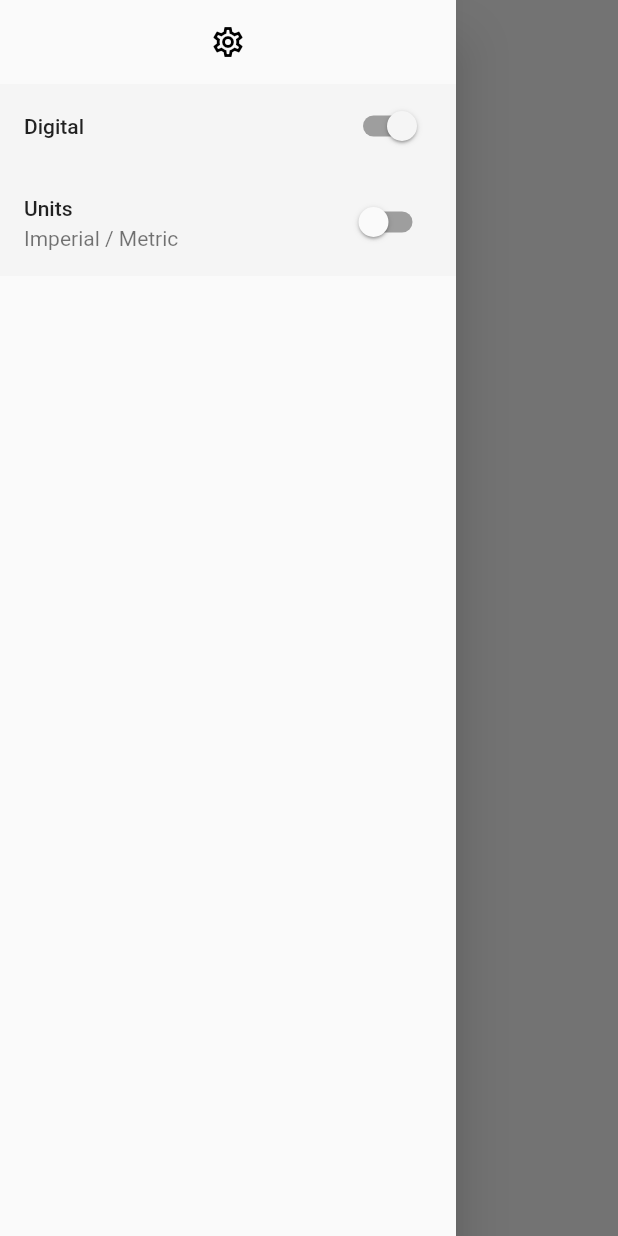
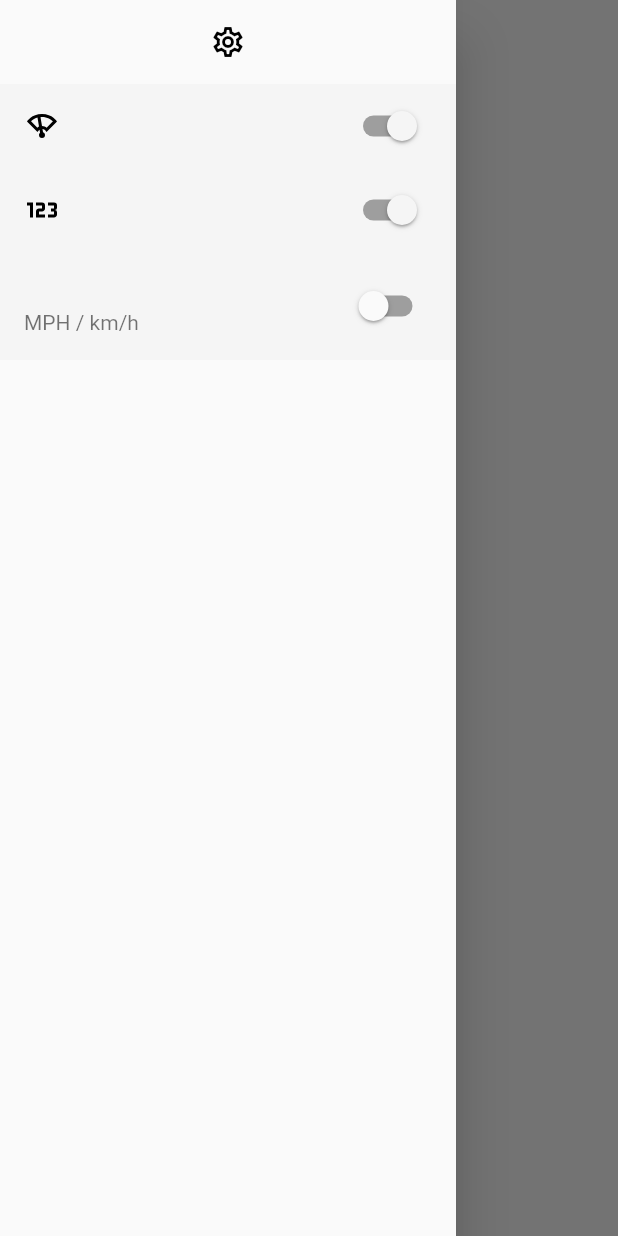
Before and after one commit to BlakeBarrett/SPDO, a Flutter app: the screen it shows after launch, with the side drawer open, on a phone screen of 412 x 824 dp. Run offline on Flutter 3.47's test engine with Material 2 defaults, Android fonts, the phone set to English and light mode, and no system bars; our stand-ins replace flutter_svg, geolocator, shared_preferences.

Commit message:
All three settings work (analog, digital, units)

```diff
--- a/lib/main.dart
+++ b/lib/main.dart
@@ -2,6 +2,7 @@ import 'package:flutter/animation.dart';
 import 'package:flutter/material.dart';
 import 'package:geolocator/geolocator.dart';
 import 'package:shared_preferences/shared_preferences.dart';
+import 'package:flutter_svg/flutter_svg.dart';
 import 'speedreader.dart';
 import 'gauges/digital.dart';
 import 'gauges/analog.dart';
@@ -33,12 +34,13 @@ class SpeedometerScaffold extends StatefulWidget {
 }
 
 class _SpeedometerScaffoldState extends State<SpeedometerScaffold> {
-  String unitsTitle = 'Units';
-  String unitsSubtitle = "Imperial / Metric";
-  String showDigitalTitle = "Digital";
+  final String displayMetric = "km/h";
+  final String displayImperial = "MPH";
+  String unitsSubtitle = "MPH / km/h";
 
   bool unitsMetric = false;
   bool showDigital = true;
+  bool showAnalog = true;
 
   final sliderColor = Color(0xFFF5F5F5);
   final scaffoldKey = GlobalKey<ScaffoldState>();
@@ -55,6 +57,7 @@ class _SpeedometerScaffoldState extends State<SpeedometerScaffold> {
     prefs = await SharedPreferences.getInstance();
     unitsMetric = prefs.getBool('unitsMetric') ?? false;
     showDigital = prefs.getBool('showDigital') ?? true;
+    showAnalog = prefs.getBool('showAnalog') ?? true;
   }
 
   @override
@@ -63,6 +66,7 @@ class _SpeedometerScaffoldState extends State<SpeedometerScaffold> {
       body: SpeedListenerWidget(
         metric: unitsMetric,
         digital: showDigital,
+        analog: showAnalog,
       ),
       drawer: Drawer(
         elevation: 16,
@@ -76,14 +80,26 @@ class _SpeedometerScaffoldState extends State<SpeedometerScaffold> {
               size: 24,
             )),
             SwitchListTile(
+              value: showAnalog,
+              onChanged: (newValue) => setState(() {
+                showAnalog = newValue;
+                prefs.setBool('showAnalog', newValue);
+              }),
+              secondary: SvgPicture.asset('assets/wiper.svg'),
+              tileColor: sliderColor,
+              activeColor: sliderColor,
+              activeTrackColor: Colors.grey,
+              inactiveTrackColor: Colors.grey,
+              dense: false,
+              controlAffinity: ListTileControlAffinity.trailing,
+            ),
+            SwitchListTile(
               value: showDigital,
               onChanged: (newValue) => setState(() {
                 showDigital = newValue;
                 prefs.setBool('showDigital', newValue);
               }),
-              title: Text(
-                showDigitalTitle,
-              ),
+              secondary: SvgPicture.asset('assets/numeric.svg'),
               tileColor: sliderColor,
               activeColor: sliderColor,
               activeTrackColor: Colors.grey,
@@ -97,9 +113,6 @@ class _SpeedometerScaffoldState extends State<SpeedometerScaffold> {
                 unitsMetric = newValue;
                 prefs.setBool('unitsMetric', newValue);
               }),
-              title: Text(
-                unitsTitle,
-              ),
               subtitle: Text(
                 unitsSubtitle,
               ),
@@ -119,11 +132,13 @@ class _SpeedometerScaffoldState extends State<SpeedometerScaffold> {
 
 @immutable
 class SpeedListenerWidget extends StatefulWidget {
-  SpeedListenerWidget({Key? key, this.metric = false, this.digital = true})
+  SpeedListenerWidget(
+      {Key? key, this.metric = false, this.digital = true, this.analog = true})
       : super(key: key);
 
   final bool metric;
   final bool digital;
+  final bool analog;
   late final SpeedReader speedReader;
 
   @override
@@ -186,15 +201,21 @@ class _SpeedListenerWidgetState extends State<SpeedListenerWidget> {
 
   @override
   Widget build(BuildContext context) {
-    return SpeedometerWidget(speed: _speed.toDouble(), display: _display);
+    return SpeedometerWidget(
+        speed: _speed.toDouble(),
+        display: _display,
+        analog: this.widget.analog);
   }
 }
 
 @immutable
 class SpeedometerWidget extends StatefulWidget {
-  SpeedometerWidget({required this.speed, required this.display}) : super();
+  SpeedometerWidget(
+      {required this.speed, required this.display, required this.analog})
+      : super();
   final double speed;
   final String display;
+  final bool analog;
 
   @override
   _SpeedometerWidgetState createState() => _SpeedometerWidgetState();
@@ -243,16 +264,18 @@ class _SpeedometerWidgetState extends State<SpeedometerWidget>
     if (_animation != null) {
       _speed = _animation!.value;
     }
+
+    List<Widget> _children = [];
+    if (this.widget.analog) {
+      _children.add(AnalogGauge(speed: _speed));
+    }
+    _children.add(Center(
+      child: DigitalGauge(value: widget.display),
+    ));
+
     return Scaffold(
       body: Center(
-        child: Stack(
-          children: <Widget>[
-            AnalogGauge(speed: _speed),
-            Center(
-              child: DigitalGauge(value: widget.display),
-            )
-          ],
-        ),
+        child: Stack(children: _children),
       ),
     );
   }
--- a/pubspec.yaml
+++ b/pubspec.yaml
@@ -31,6 +31,7 @@ dependencies:
   geolocator: ^7.0.3
   flutter_launcher_icons: ^0.9.0
   shared_preferences: ^2.0.6
+  flutter_svg: ^0.22.0
 
 dev_dependencies:
   flutter_test:
@@ -58,6 +59,9 @@ flutter:
   # assets:
   #   - images/a_dot_burr.jpeg
   #   - images/a_dot_ham.jpeg
+  assets:
+    - assets/numeric.svg
+    - assets/wiper.svg
 
   # An image asset can refer to one or more resolution-specific "variants", see
   # https://flutter.dev/assets-and-images/#resolution-aware.
```
Also changed, not shown: assets/numeric.svg (added), assets/wiper.svg (added).
